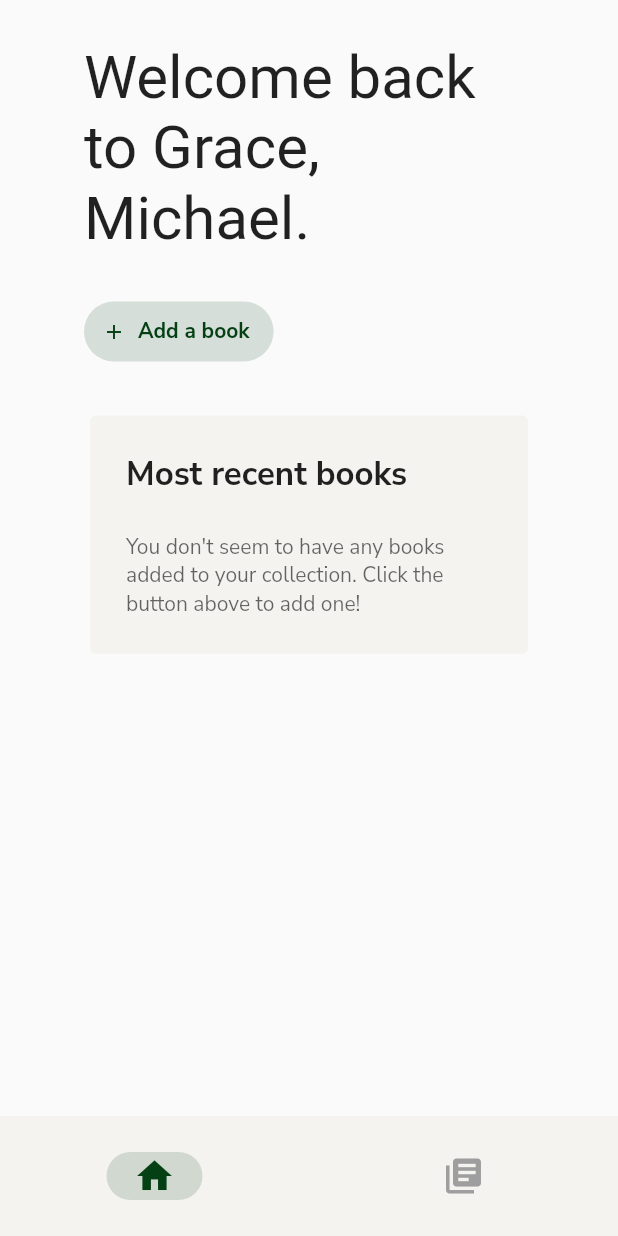
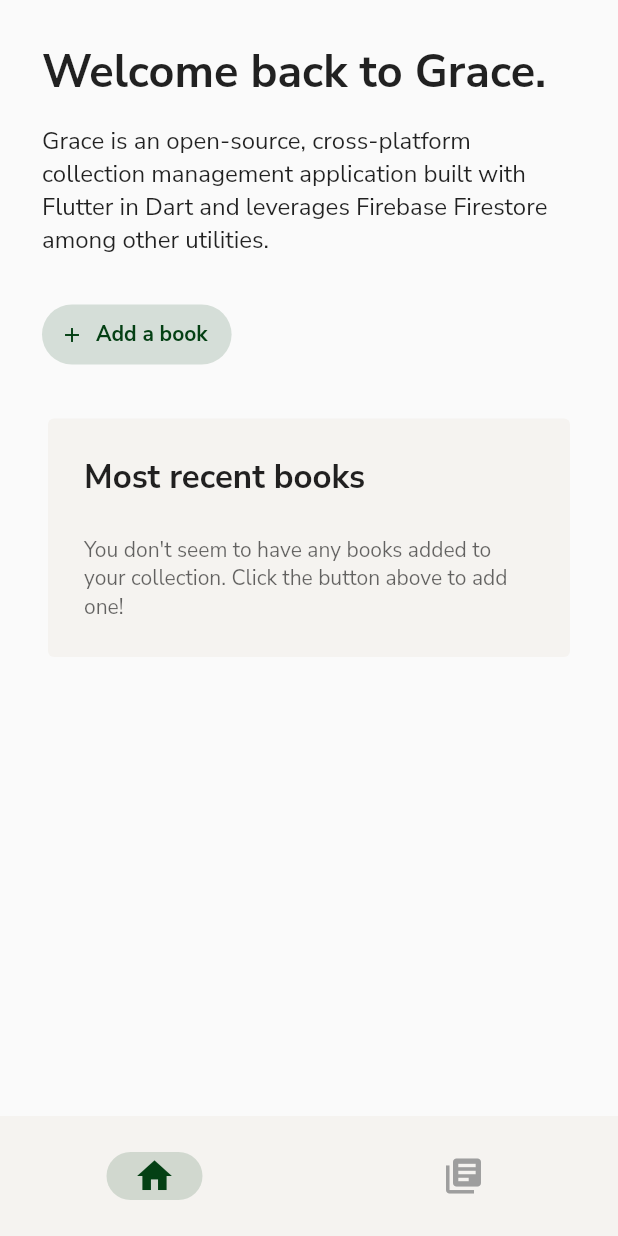
Before and after one commit to muzzarellimj/grace, a Flutter app: the screen it shows after launch, on a phone screen of 412 x 824 dp. Run offline on Flutter 3.47's test engine with Material 2 defaults, Android fonts, the phone set to English and light mode, and no system bars; our stand-ins replace cloud_firestore, firebase_core, go_router, google_fonts; accounts and stored records are empty; generated files the repository leaves out were written again.

Commit message:
feat: add app purpose, remove debug banner, prep for presentation

```diff
--- a/lib/main.dart
+++ b/lib/main.dart
@@ -18,6 +18,9 @@
 
   @override
   Widget build(BuildContext context) {
-    return MaterialApp.router(routerConfig: GraceRouter.router);
+    return MaterialApp.router(
+      routerConfig: GraceRouter.router,
+      debugShowCheckedModeBanner: false,
+    );
   }
 }
--- a/lib/screens/home.dart
+++ b/lib/screens/home.dart
@@ -1,9 +1,11 @@
 import 'package:flutter/material.dart';
+import 'package:google_fonts/google_fonts.dart';
 import 'package:grace/widgets/buttons/primary_button.dart';
 import 'package:grace/widgets/collections/collection_overview.dart';
 import 'package:grace/widgets/modals/resource_addition_modal.dart';
 
-const padding = 28.0;
+const double padding = 28.0;
+const double breakpoint = 450;
 
 class HomeScreen extends StatelessWidget {
   const HomeScreen({super.key});
@@ -13,20 +15,34 @@
     return Scaffold(
       body: SingleChildScrollView(
         child: Container(
-          padding: const EdgeInsets.only(
+          padding: EdgeInsets.only(
             top: padding,
             bottom: padding,
-            left: padding * 2,
-            right: padding * 2,
+            left: MediaQuery.of(context).size.width <= breakpoint
+                ? padding
+                : padding * 2,
+            right: MediaQuery.of(context).size.width <= breakpoint
+                ? padding
+                : padding * 2,
           ),
           child: Column(
             crossAxisAlignment: CrossAxisAlignment.start,
             children: [
               Text(
-                'Welcome back to Grace, Michael.',
-                style: TextStyle(
-                    fontSize:
-                        Theme.of(context).textTheme.headlineLarge?.fontSize),
+                'Welcome back to Grace.',
+                style: GoogleFonts.nunitoSans(
+                  fontSize: 30.0,
+                  fontWeight: FontWeight.bold,
+                ),
+              ),
+              Padding(
+                padding: const EdgeInsets.only(top: padding / 2),
+                child: Text(
+                  'Grace is an open-source, cross-platform collection management application built with Flutter in Dart and leverages Firebase Firestore among other utilities.',
+                  style: GoogleFonts.nunitoSans(
+                    fontSize: 16.0,
+                  ),
+                ),
               ),
               Padding(
                 padding: const EdgeInsets.only(top: padding),
```
